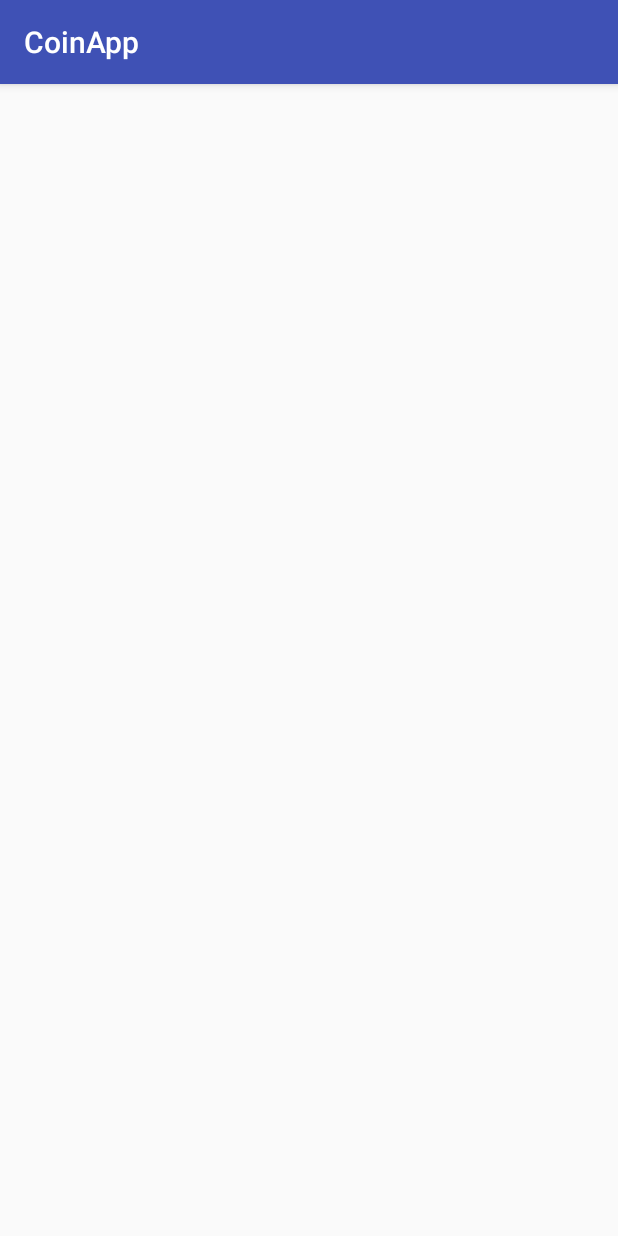
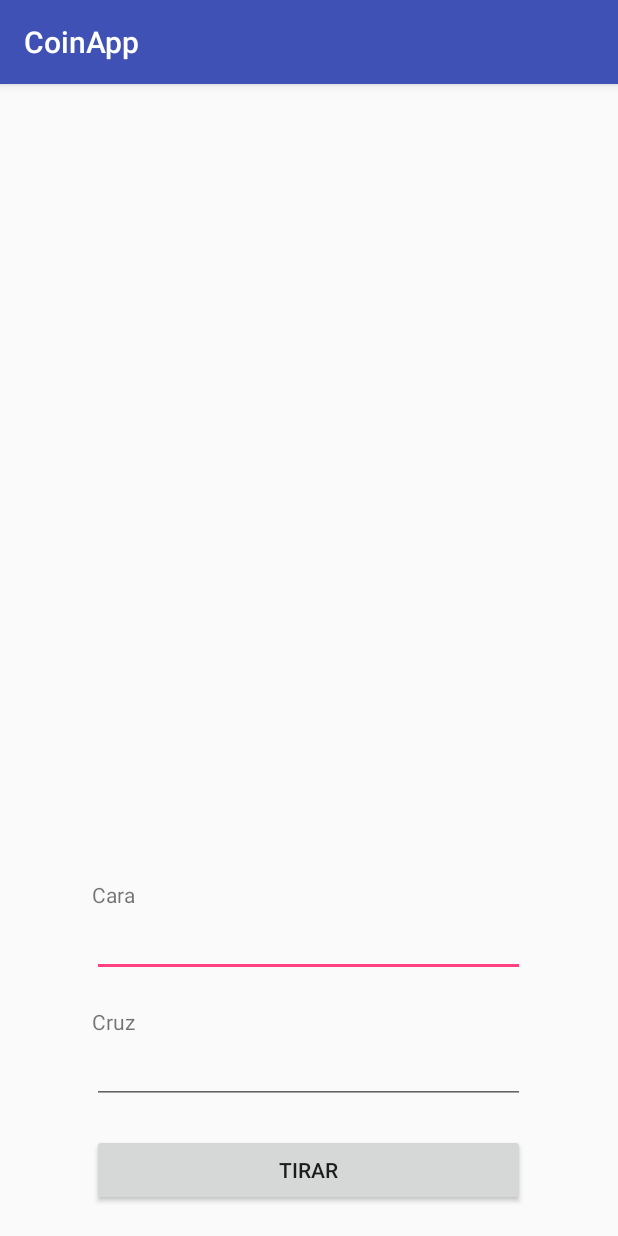
Before and after one commit to clsantos97/CoinApp, an Android app: the screen it shows after launch (CoinFlipper), after a tap on "TIRAR", on a phone screen of 412 x 824 dp. Run offline under Robolectric (Android 15) with nearby library versions, the phone set to English and light mode, and no system bars.

Commit message:
Animations ready, todo: db and behaviour

```diff
--- a/app/src/main/java/carlos/coinapp/CoinFlipper.java
+++ b/app/src/main/java/carlos/coinapp/CoinFlipper.java
@@ -1,13 +1,93 @@
 package carlos.coinapp;
 
+import android.graphics.drawable.AnimationDrawable;
 import android.support.v7.app.AppCompatActivity;
 import android.os.Bundle;
+import android.view.View;
+import android.view.animation.AlphaAnimation;
+import android.view.animation.Animation;
+import android.view.animation.AnimationSet;
+import android.view.animation.AnimationUtils;
+import android.view.animation.LinearInterpolator;
+import android.view.animation.TranslateAnimation;
+import android.view.inputmethod.InputMethodManager;
+import android.widget.Button;
+import android.widget.EditText;
+import android.widget.ImageView;
+import android.widget.LinearLayout;
 
-public class CoinFlipper extends AppCompatActivity {
+import java.util.Random;
+
+public class CoinFlipper extends AppCompatActivity implements Button.OnClickListener {
+
+    private Button btnFlip;
+    private EditText etHead;
+    private EditText etTail;
+    private ImageView ivCoin;
+    private AnimationDrawable coinflipAnimation;
+    private LinearLayout formLayout;
+    private static final Random random = new Random();
+    private int res;
+
+    Animation fadeout;
 
     @Override
     protected void onCreate(Bundle savedInstanceState) {
         super.onCreate(savedInstanceState);
         setContentView(R.layout.activity_coin_flipper);
+        /*this.getActionBar().setDisplayHomeAsUpEnabled(true);*/
+
+        // Get view elements
+        btnFlip = (Button) findViewById(R.id.btnFlip);
+        etHead = (EditText) findViewById(R.id.etHead);
+        etTail = (EditText) findViewById(R.id.etTail);
+        ivCoin = (ImageView) findViewById(R.id.ivCoin);
+        formLayout = (LinearLayout) findViewById(R.id.formLayout);
+
+        // Get animations
+        fadeout = AnimationUtils.loadAnimation(this, R.anim.fadeout);
+
+        // Add OnClickListener
+        btnFlip.setOnClickListener(this);
+
+    }
+
+    @Override
+    public void onClick(View view) {
+        if (view == btnFlip) {
+            res=0;
+            ivCoin.setBackgroundResource(R.drawable.coinflip_animation);
+            coinflipAnimation = (AnimationDrawable) ivCoin.getBackground();
+
+            TranslateAnimation anim = new TranslateAnimation(
+                    TranslateAnimation.RELATIVE_TO_SELF, 0f,
+                    TranslateAnimation.RELATIVE_TO_SELF, 0f,
+                    TranslateAnimation.RELATIVE_TO_SELF, 0f,
+                    TranslateAnimation.RELATIVE_TO_SELF, -1.8f); // this is distance of top and bottom form current position
+
+            anim.setDuration(2000);
+            anim.setRepeatCount(1);
+            anim.setRepeatMode(Animation.REVERSE);
+            anim.setAnimationListener(new Animation.AnimationListener(){
+                @Override
+                public void onAnimationStart(Animation arg0) {
+                    coinflipAnimation.start();
+                    // TODO ADD SOUND
+                    res = random.nextBoolean() ? 1 : 2;
+                }
+                @Override
+                public void onAnimationRepeat(Animation arg0) {
+                }
+                @Override
+                public void onAnimationEnd(Animation arg0) {
+                    coinflipAnimation.stop();
+
+                    //TODO SAVE TO DATABASE
+                }
+            });
+
+            ivCoin.startAnimation(anim);
+
+        }
     }
 }
--- a/app/src/main/java/carlos/coinapp/MainActivity.java
+++ b/app/src/main/java/carlos/coinapp/MainActivity.java
@@ -56,7 +56,7 @@ public class MainActivity extends AppCompatActivity implements Button.OnClickLis
             startActivity(new Intent(MainActivity.this, Stats.class));
         }else if(view == btnSource){
             Intent browserIntent = new Intent(Intent.ACTION_VIEW,
-                    Uri.parse("http://www.google.es"));
+                    Uri.parse("https://github.com/clsantos97/CoinApp"));
             startActivity(browserIntent);
         }
     }
--- a/app/src/main/java/carlos/coinapp/Stats.java
+++ b/app/src/main/java/carlos/coinapp/Stats.java
@@ -9,5 +9,6 @@ public class Stats extends AppCompatActivity {
     protected void onCreate(Bundle savedInstanceState) {
         super.onCreate(savedInstanceState);
         setContentView(R.layout.activity_stats);
+        /*this.getActionBar().setDisplayHomeAsUpEnabled(true);*/
     }
 }
--- /dev/null
+++ b/app/src/main/res/anim/fadein.xml
@@ -0,0 +1,8 @@
+<?xml version="1.0" encoding="utf-8"?>
+<set xmlns:android="http://schemas.android.com/apk/res/android">
+    <alpha
+        android:duration="1000"
+        android:fromAlpha="0.0"
+        android:interpolator="@android:anim/accelerate_interpolator"
+        android:toAlpha="1.0" />
+</set>
--- /dev/null
+++ b/app/src/main/res/anim/fadeout.xml
@@ -0,0 +1,8 @@
+<?xml version="1.0" encoding="utf-8"?>
+<set xmlns:android="http://schemas.android.com/apk/res/android">
+    <alpha
+        android:duration="1000"
+        android:fromAlpha="1.0"
+        android:interpolator="@android:anim/accelerate_interpolator"
+        android:toAlpha="0.0" />
+</set>
--- /dev/null
+++ b/app/src/main/res/drawable/coinflip_animation.xml
@@ -0,0 +1,11 @@
+<?xml version="1.0" encoding="utf-8"?>
+<animation-list xmlns:android="http://schemas.android.com/apk/res/android">
+    <item android:drawable="@drawable/coin01" android:duration="50"/>
+    <item android:drawable="@drawable/coin02" android:duration="50"/>
+    <item android:drawable="@drawable/coin03" android:duration="50"/>
+    <item android:drawable="@drawable/coin04" android:duration="50"/>
+    <item android:drawable="@drawable/coin01" android:duration="50"/>
+    <item android:drawable="@drawable/coin02" android:duration="50"/>
+    <item android:drawable="@drawable/coin03" android:duration="50"/>
+    <item android:drawable="@drawable/coin04" android:duration="50"/>
+</animation-list>
--- a/app/src/main/res/layout/activity_coin_flipper.xml
+++ b/app/src/main/res/layout/activity_coin_flipper.xml
@@ -7,4 +7,94 @@
     android:layout_height="match_parent"
     tools:context="carlos.coinapp.CoinFlipper">
 
+    <LinearLayout
+        android:id="@+id/layoutContainer"
+        android:layout_width="fill_parent"
+        android:layout_height="fill_parent"
+        android:orientation="horizontal">
+
+        <RelativeLayout
+            android:layout_width="0dip"
+            android:layout_height="fill_parent"
+            android:layout_weight="0.15">
+        </RelativeLayout>
+
+        <RelativeLayout
+            android:layout_width="0dip"
+            android:layout_height="fill_parent"
+            android:layout_weight="0.7">
+
+            <!-- This is the part that's 70% of the total width. I'm inserting a LinearLayout and buttons.-->
+            <LinearLayout
+                android:layout_width="fill_parent"
+                android:layout_height="match_parent"
+                android:layout_alignParentStart="true"
+                android:layout_alignParentTop="true"
+                android:layout_centerInParent="false"
+                android:gravity="bottom|center_horizontal"
+                android:orientation="vertical">
+
+                <ImageView
+                    android:id="@+id/ivCoin"
+                    android:layout_width="100dp"
+                    android:layout_height="110dp"
+                    android:layout_marginBottom="40dp"
+                    android:layout_marginTop="20dp"
+                    />
+
+                <LinearLayout
+                    android:id="@+id/formLayout"
+                    android:layout_width="match_parent"
+                    android:layout_height="wrap_content"
+                    android:orientation="vertical">
+
+                    <TextView
+                        android:layout_width="match_parent"
+                        android:layout_height="wrap_content"
+                        android:text="@string/tv_head"/>
+
+                    <EditText
+                        android:id="@+id/etHead"
+                        android:layout_width="match_parent"
+                        android:layout_height="wrap_content"
+                        android:ems="10"
+                        android:inputType="textPersonName"
+                        />
+
+                    <TextView
+                        android:layout_width="match_parent"
+                        android:layout_height="wrap_content"
+                        android:layout_marginTop="20dp"
+                        android:text="@string/tv_tail"/>
+
+                    <EditText
+                        android:id="@+id/etTail"
+                        android:layout_width="match_parent"
+                        android:layout_height="wrap_content"
+                        android:ems="10"
+                        android:inputType="textPersonName"
+                        />
+                </LinearLayout>
+
+                <Button
+                    android:id="@+id/btnFlip"
+                    android:layout_width="fill_parent"
+                    android:layout_height="wrap_content"
+                    android:layout_marginBottom="20dp"
+                    android:layout_marginTop="20dp"
+                    android:text="@string/btn_flip"
+                    tools:text="@string/btn_flip">
+                </Button>
+
+            </LinearLayout>
+            <!-- 70% Width End-->
+
+        </RelativeLayout>
+
+        <RelativeLayout
+            android:layout_width="0dip"
+            android:layout_height="fill_parent"
+            android:layout_weight="0.15">
+        </RelativeLayout>
+    </LinearLayout>
 </android.support.constraint.ConstraintLayout>
--- a/app/src/main/res/values/strings.xml
+++ b/app/src/main/res/values/strings.xml
@@ -3,4 +3,6 @@
     <string name="btn_flip">Tirar</string>
     <string name="btn_stats">Estadísticas</string>
     <string name="btn_source">Código fuente</string>
+    <string name="tv_head">Cara</string>
+    <string name="tv_tail">Cruz</string>
 </resources>
```
